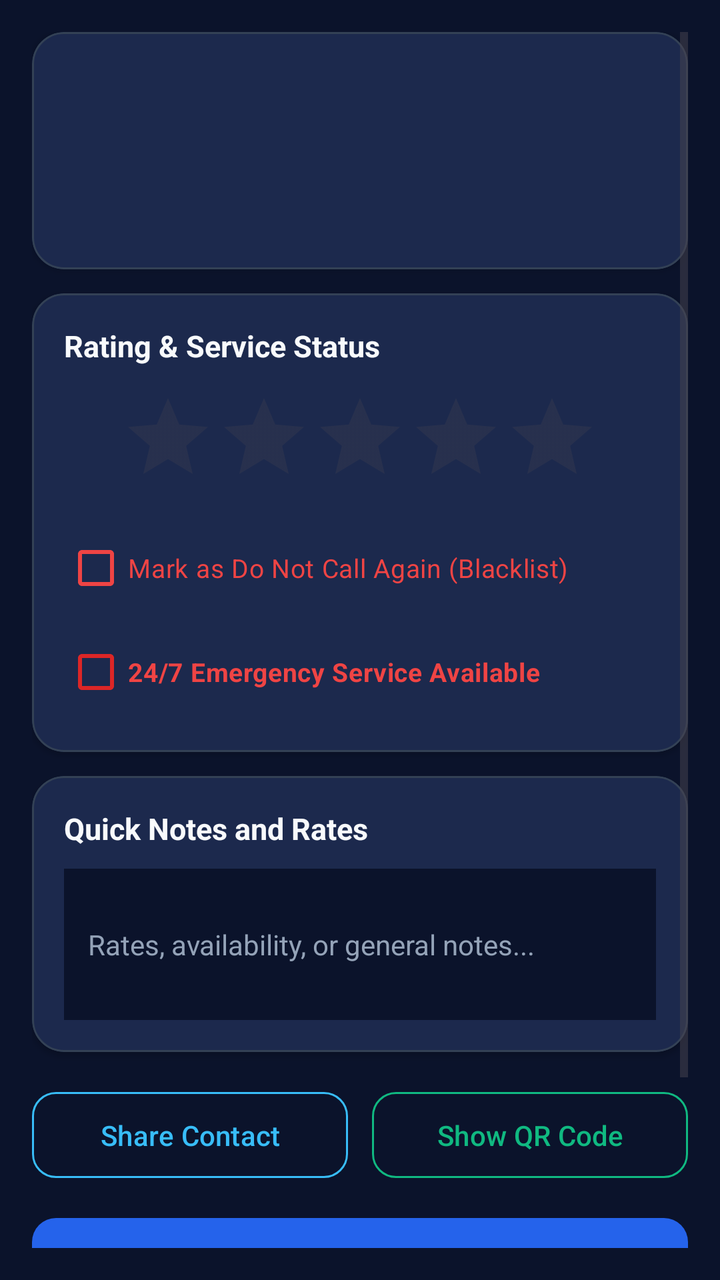
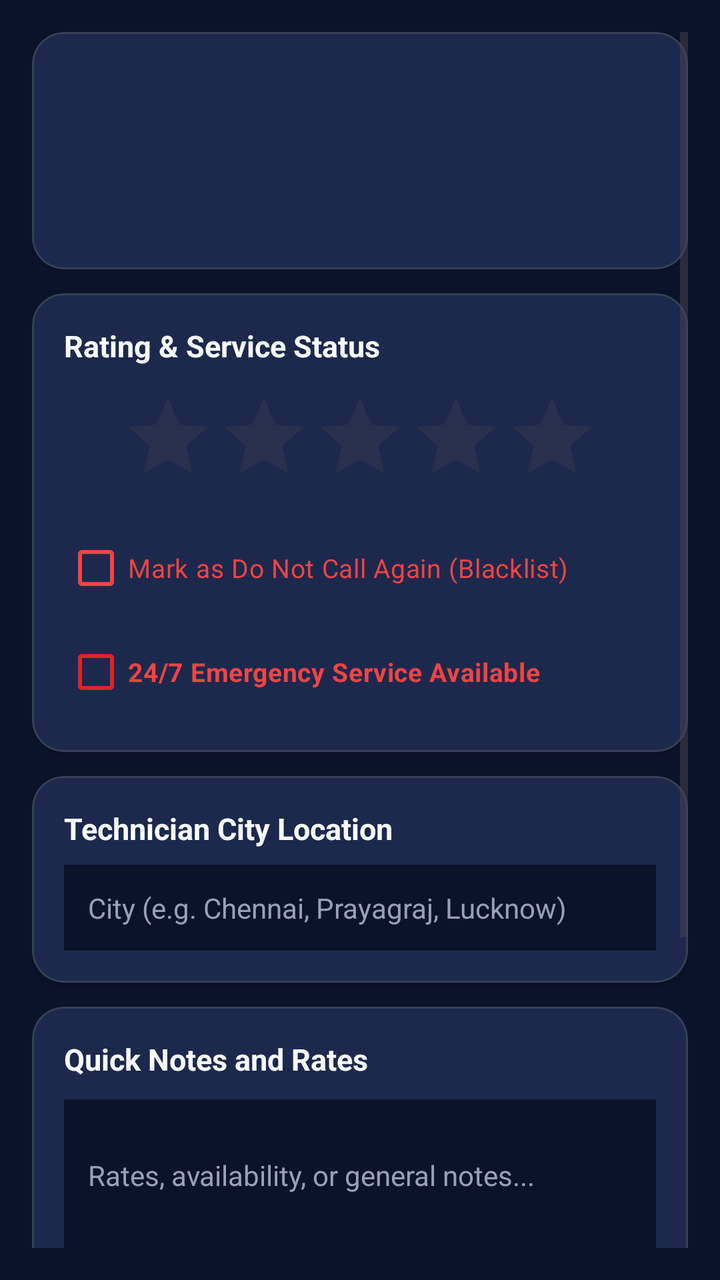

An Android layout rendered at two revisions. The XML below is the earlier revision; the diff shows what the commit changed to produce the second picture.
<!-- AndroidManifest.xml: application theme Theme.FixitBhai -->
<!-- res/layout/activity_contact_detail.xml -->
<?xml version="1.0" encoding="utf-8"?>
<ScrollView xmlns:android="http://schemas.android.com/apk/res/android"
    xmlns:app="http://schemas.android.com/apk/res-auto"
    android:layout_width="match_parent"
    android:layout_height="match_parent"
    android:background="@color/bg_dark"
    android:padding="16dp">

    <LinearLayout
        android:layout_width="match_parent"
        android:layout_height="wrap_content"
        android:orientation="vertical">

        
        <com.google.android.material.card.MaterialCardView
            android:layout_width="match_parent"
            android:layout_height="wrap_content"
            app:cardBackgroundColor="@color/surface_dark"
            app:cardCornerRadius="16dp"
            app:cardElevation="2dp"
            app:strokeColor="#334155"
            app:strokeWidth="1dp">

            <LinearLayout
                android:layout_width="match_parent"
                android:layout_height="wrap_content"
                android:gravity="center_horizontal"
                android:orientation="vertical"
                android:padding="20dp">

                <TextView
                    android:id="@+id/tvContactName"
                    android:layout_width="wrap_content"
                    android:layout_height="wrap_content"
                    android:textColor="@color/text_primary"
                    android:textSize="22sp"
                    android:textStyle="bold" />

                <TextView
                    android:id="@+id/tvContactCategory"
                    android:layout_width="wrap_content"
                    android:layout_height="wrap_content"
                    android:layout_marginTop="4dp"
                    android:textColor="@color/accent_blue"
                    android:textSize="14sp"
                    android:textStyle="bold" />

                <TextView
                    android:id="@+id/tvContactPhone"
                    android:layout_width="wrap_content"
                    android:layout_height="wrap_content"
                    android:layout_marginTop="6dp"
                    android:textColor="@color/text_secondary"
                    android:textSize="15sp" />

                <TextView
                    android:id="@+id/tvWarningBadge"
                    android:layout_width="wrap_content"
                    android:layout_height="wrap_content"
                    android:layout_marginTop="12dp"
                    android:background="#33EF4444"
                    android:paddingHorizontal="12dp"
                    android:paddingVertical="6dp"
                    android:text="DO NOT REHIRE / BAD SERVICE"
                    android:textColor="@color/accent_red"
                    android:textSize="12sp"
                    android:textStyle="bold"
                    android:visibility="gone" />
            </LinearLayout>
        </com.google.android.material.card.MaterialCardView>

        
        <com.google.android.material.card.MaterialCardView
            android:layout_width="match_parent"
            android:layout_height="wrap_content"
            android:layout_marginTop="12dp"
            app:cardBackgroundColor="@color/surface_dark"
            app:cardCornerRadius="16dp"
            app:cardElevation="2dp"
            app:strokeColor="#334155"
            app:strokeWidth="1dp">

            <LinearLayout
                android:layout_width="match_parent"
                android:layout_height="wrap_content"
                android:orientation="vertical"
                android:padding="16dp">

                <TextView
                    android:layout_width="wrap_content"
                    android:layout_height="wrap_content"
                    android:text="Rating &amp; Service Status"
                    android:textColor="@color/text_primary"
                    android:textSize="15sp"
                    android:textStyle="bold" />

                <RatingBar
                    android:id="@+id/ratingBar"
                    style="?android:attr/ratingBarStyle"
                    android:layout_width="wrap_content"
                    android:layout_height="wrap_content"
                    android:layout_gravity="center_horizontal"
                    android:layout_marginTop="12dp"
                    android:numStars="5"
                    android:progressTint="#F1C21B"
                    android:stepSize="1.0" />

                <CheckBox
                    android:id="@+id/cbDoNotCall"
                    android:layout_width="wrap_content"
                    android:layout_height="wrap_content"
                    android:layout_marginTop="8dp"
                    android:buttonTint="@color/accent_red"
                    android:text="Mark as Do Not Call Again (Blacklist)"
                    android:textColor="@color/accent_red"
                    android:textSize="13sp" />

                <CheckBox
                    android:id="@+id/cbEmergency"
                    android:layout_width="wrap_content"
                    android:layout_height="wrap_content"
                    android:layout_marginTop="4dp"
                    android:buttonTint="#DC2626"
                    android:text="24/7 Emergency Service Available"
                    android:textColor="#EF4444"
                    android:textSize="13sp"
                    android:textStyle="bold" />
            </LinearLayout>
        </com.google.android.material.card.MaterialCardView>

        
        <com.google.android.material.card.MaterialCardView
            android:layout_width="match_parent"
            android:layout_height="wrap_content"
            android:layout_marginTop="12dp"
            app:cardBackgroundColor="@color/surface_dark"
            app:cardCornerRadius="16dp"
            app:cardElevation="2dp"
            app:strokeColor="#334155"
            app:strokeWidth="1dp">

            <LinearLayout
                android:layout_width="match_parent"
                android:layout_height="wrap_content"
                android:orientation="vertical"
                android:padding="16dp">

                <TextView
                    android:layout_width="wrap_content"
                    android:layout_height="wrap_content"
                    android:text="Quick Notes and Rates"
                    android:textColor="@color/text_primary"
                    android:textSize="15sp"
                    android:textStyle="bold" />

                <EditText
                    android:id="@+id/etNotes"
                    android:layout_width="match_parent"
                    android:layout_height="wrap_content"
                    android:layout_marginTop="10dp"
                    android:background="@color/bg_dark"
                    android:hint="Rates, availability, or general notes..."
                    android:inputType="textMultiLine"
                    android:minLines="3"
                    android:padding="12dp"
                    android:textColor="@color/text_primary"
                    android:textColorHint="@color/text_muted"
                    android:textSize="14sp" />
            </LinearLayout>
        </com.google.android.material.card.MaterialCardView>

        
        <LinearLayout
            android:layout_width="match_parent"
            android:layout_height="wrap_content"
            android:layout_marginTop="16dp"
            android:orientation="horizontal"
            android:weightSum="2">

            <com.google.android.material.button.MaterialButton
                android:id="@+id/btnShareText"
                style="@style/SleekOutlinedButton"
                android:layout_width="0dp"
                android:layout_height="wrap_content"
                android:layout_marginEnd="6dp"
                android:layout_weight="1"
                android:text="Share Contact" />

            <com.google.android.material.button.MaterialButton
                android:id="@+id/btnShareQR"
                style="@style/SleekOutlinedButton"
                android:layout_width="0dp"
                android:layout_height="wrap_content"
                android:layout_marginStart="6dp"
                android:layout_weight="1"
                android:text="Show QR Code"
                android:textColor="@color/accent_green"
                app:strokeColor="@color/accent_green" />
        </LinearLayout>

        
        <com.google.android.material.button.MaterialButton
            android:id="@+id/btnSave"
            style="@style/SleekPrimaryButton"
            android:layout_width="match_parent"
            android:layout_height="wrap_content"
            android:layout_marginTop="12dp"
            android:text="Save Changes" />

        
        <com.google.android.material.button.MaterialButton
            android:id="@+id/btnDelete"
            style="@style/SleekOutlinedButton"
            android:layout_width="match_parent"
            android:layout_height="wrap_content"
            android:layout_marginTop="8dp"
            android:layout_marginBottom="24dp"
            android:text="Delete Contact"
            android:textColor="@color/accent_red"
            app:strokeColor="@color/accent_red" />

    </LinearLayout>
</ScrollView>
<!-- resources referenced by this layout -->
<resources>
  <color name="accent_blue">#38BDF8</color>
  <color name="accent_green">#10B981</color>
  <color name="accent_red">#EF4444</color>
  <color name="bg_dark">#0B132B</color>
  <color name="surface_dark">#1C2541</color>
  <color name="text_muted">#94A3B8</color>
  <color name="text_primary">#F8FAFC</color>
  <color name="text_secondary">#CBD5E1</color>
  <style name="SleekOutlinedButton" parent="Widget.Material3.Button.OutlinedButton">
          <item name="android:textColor">@color/accent_blue</item>
          <item name="strokeColor">@color/accent_blue</item>
          <item name="strokeWidth">1dp</item>
          <item name="cornerRadius">12dp</item>
          <item name="android:paddingVertical">12dp</item>
      </style>
  <style name="SleekPrimaryButton" parent="Widget.Material3.Button">
          <item name="backgroundTint">@color/primary_blue</item>
          <item name="android:textColor">@color/text_primary</item>
          <item name="android:textSize">15sp</item>
          <item name="android:textStyle">bold</item>
          <item name="cornerRadius">12dp</item>
          <item name="android:paddingVertical">14dp</item>
      </style>
  <style name="Theme.FixitBhai" parent="Theme.Material3.DayNight.NoActionBar">
          
          <item name="colorPrimary">@color/primary_blue</item>
          <item name="colorOnPrimary">@color/text_primary</item>
          <item name="colorPrimaryContainer">@color/surface_variant</item>
          <item name="colorOnPrimaryContainer">@color/text_primary</item>
  
          
          <item name="colorSecondary">@color/accent_blue</item>
          <item name="colorOnSecondary">@color/text_primary</item>
  
          
          <item name="android:windowBackground">@color/bg_dark</item>
          <item name="colorSurface">@color/surface_dark</item>
          <item name="colorOnSurface">@color/text_primary</item>
          <item name="colorSurfaceVariant">@color/surface_container</item>
          <item name="colorOnSurfaceVariant">@color/text_secondary</item>
  
          
          <item name="android:statusBarColor">@color/bg_dark</item>
          <item name="android:navigationBarColor">@color/bg_dark</item>
  
          
          <item name="materialCardViewStyle">@style/SleekCardStyle</item>
      </style>
  <color name="primary_blue">#2563EB</color>
  <color name="surface_variant">#3A506B</color>
  <color name="surface_container">#162032</color>
  <style name="SleekCardStyle" parent="Widget.Material3.CardView.Filled">
          <item name="cardBackgroundColor">@color/surface_dark</item>
          <item name="cardCornerRadius">16dp</item>
          <item name="strokeColor">@color/card_stroke</item>
          <item name="strokeWidth">1dp</item>
      </style>
  <color name="card_stroke">#2D3748</color>
</resources>

<!-- the commit's change to res/layout/activity_contact_detail.xml (unified diff, before → after) -->
@@ -148,6 +148,46 @@
                 <TextView
                     android:layout_width="wrap_content"
                     android:layout_height="wrap_content"
+                    android:text="Technician City Location"
+                    android:textColor="@color/text_primary"
+                    android:textSize="15sp"
+                    android:textStyle="bold" />
+
+                <EditText
+                    android:id="@+id/etCity"
+                    android:layout_width="match_parent"
+                    android:layout_height="wrap_content"
+                    android:layout_marginTop="8dp"
+                    android:background="@color/bg_dark"
+                    android:hint="City (e.g. Chennai, Prayagraj, Lucknow)"
+                    android:inputType="textCapWords"
+                    android:padding="12dp"
+                    android:textColor="@color/text_primary"
+                    android:textColorHint="@color/text_muted"
+                    android:textSize="14sp" />
+            </LinearLayout>
+        </com.google.android.material.card.MaterialCardView>
+
+        
+        <com.google.android.material.card.MaterialCardView
+            android:layout_width="match_parent"
+            android:layout_height="wrap_content"
+            android:layout_marginTop="12dp"
+            app:cardBackgroundColor="@color/surface_dark"
+            app:cardCornerRadius="16dp"
+            app:cardElevation="2dp"
+            app:strokeColor="#334155"
+            app:strokeWidth="1dp">
+
+            <LinearLayout
+                android:layout_width="match_parent"
+                android:layout_height="wrap_content"
+                android:orientation="vertical"
+                android:padding="16dp">
+
+                <TextView
+                    android:layout_width="wrap_content"
+                    android:layout_height="wrap_content"
                     android:text="Quick Notes and Rates"
                     android:textColor="@color/text_primary"
                     android:textSize="15sp"
